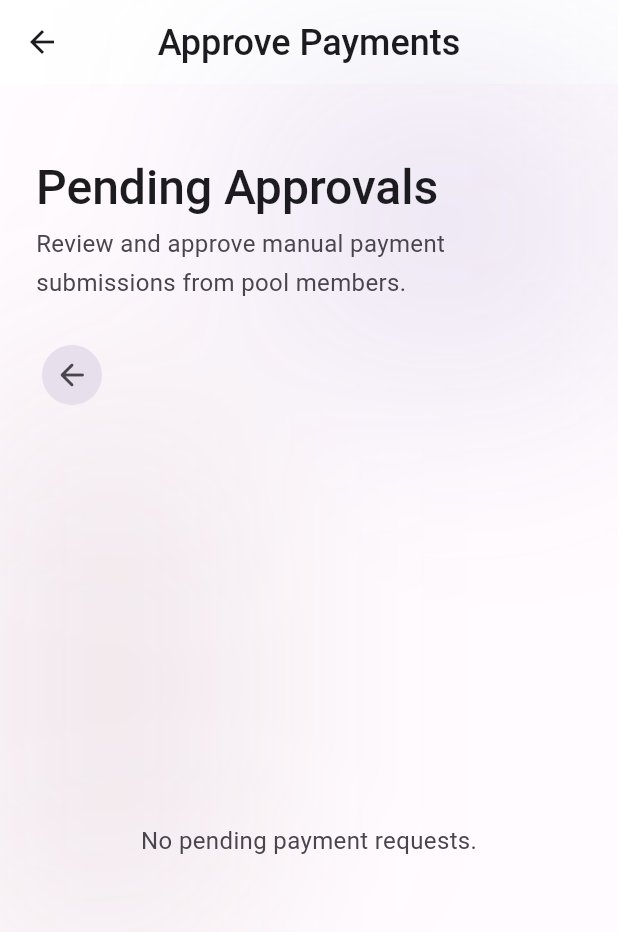
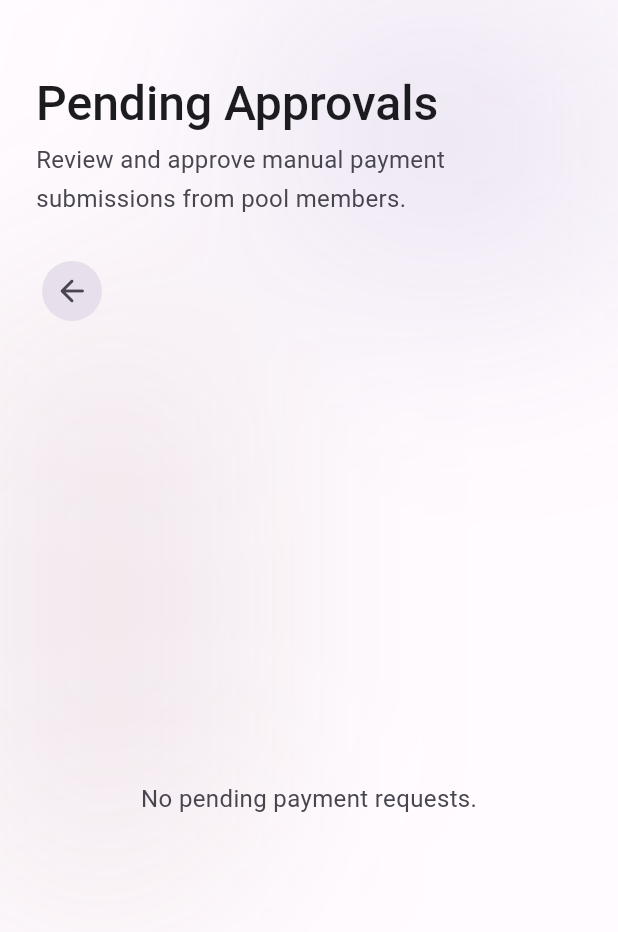
Before and after one commit to sea-deep/gridpool, a Flutter app: the ApprovePaymentScreen screen opened directly with empty values, on a phone screen of 412 x 824 dp. Shown: the top 932 px of the screen. Run offline on Flutter 3.47's test engine with Material 3 defaults, Android fonts, the phone set to English and light mode, and no system bars; drawn by our look-alikes of dynamic_color; our stand-ins replace cloud_firestore, firebase_auth, firebase_core, flutter_dotenv, flutter_riverpod, go_router and 4 more; accounts and stored records are empty; network calls fail.

Commit message:
fix: remove duplicate appbar from approve payment screen

```diff
--- a/frontend/lib/screens/approve_payment_screen.dart
+++ b/frontend/lib/screens/approve_payment_screen.dart
@@ -20,7 +20,6 @@ class ApprovePaymentScreen extends ConsumerWidget {
     final paymentRequestsAsync = ref.watch(paymentRequestsProvider(pool.id));
 
     return PageScaffold(
-      title: 'Approve Payments',
       child: Column(
         crossAxisAlignment: CrossAxisAlignment.stretch,
         children: [
```
